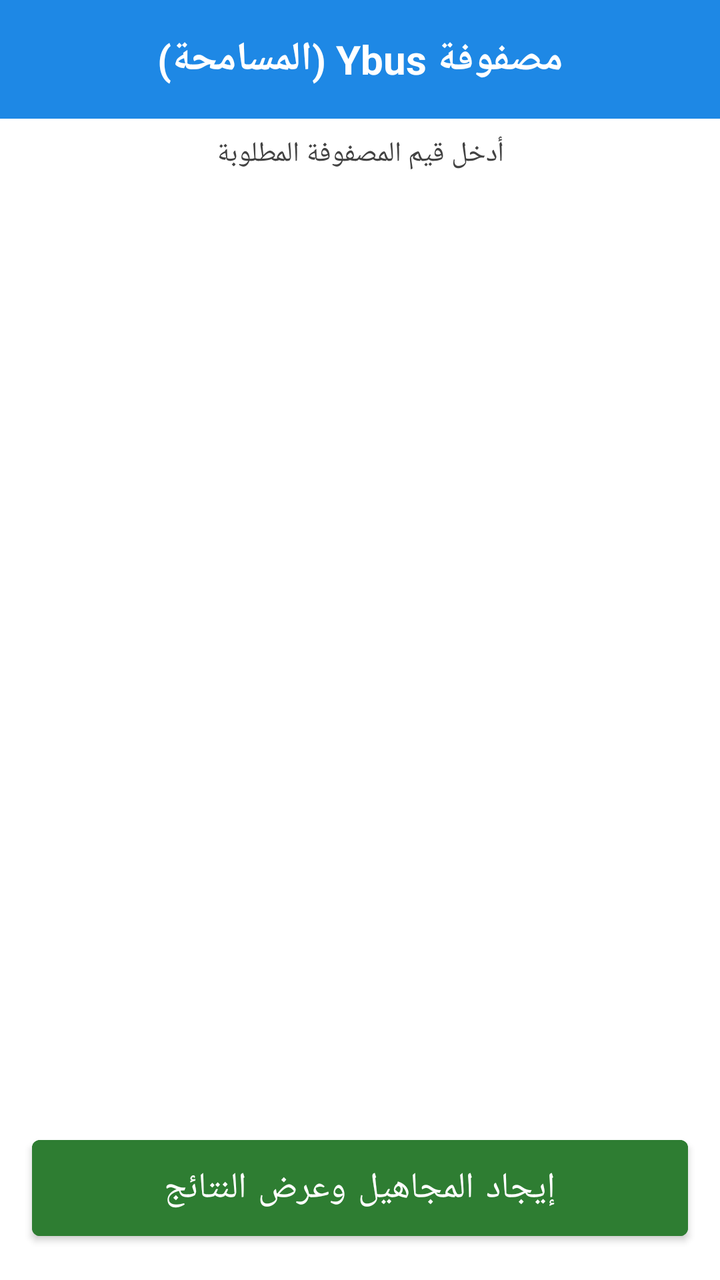
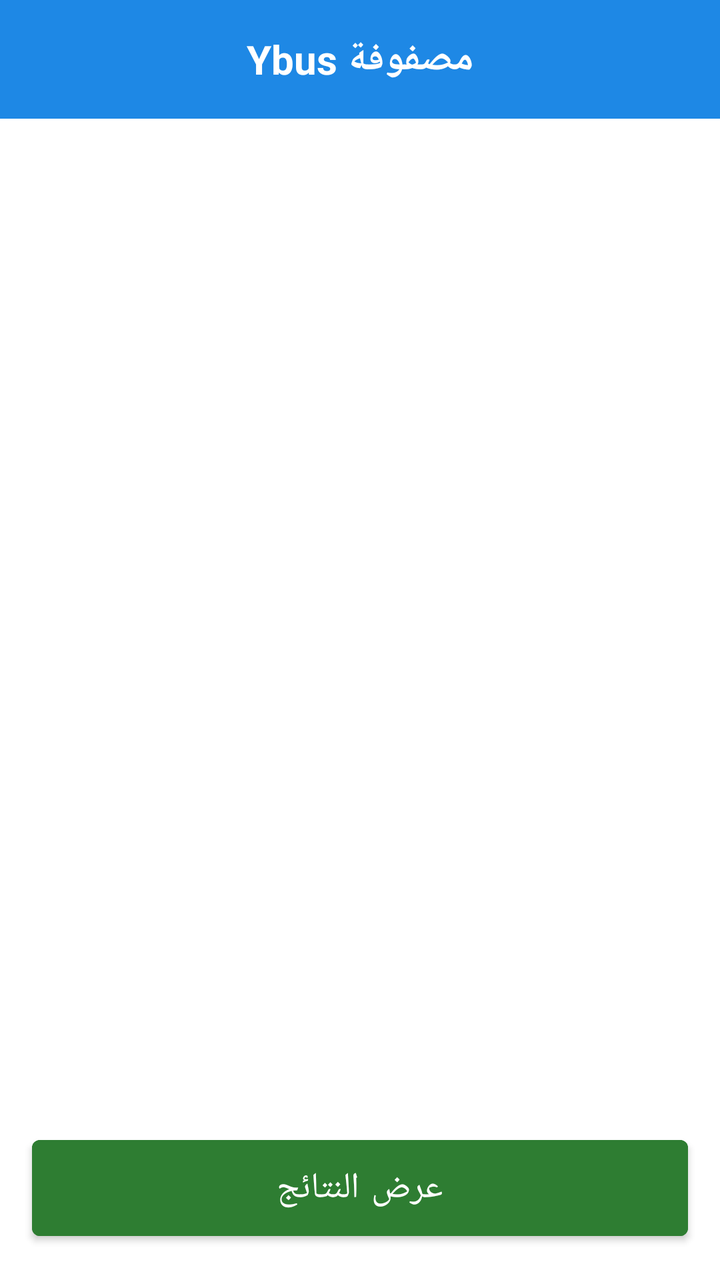

Two renders of the same Android screen: before a commit and after it. Below are the layout's source before the change and the commit's diff.
<!-- AndroidManifest.xml: application theme Theme.LoadFlowApp -->
<!-- res/layout/activity_ybus.xml -->
<?xml version="1.0" encoding="utf-8"?>
<LinearLayout xmlns:android="http://schemas.android.com/apk/res/android"
    android:layout_width="match_parent"
    android:layout_height="match_parent"
    android:orientation="vertical"
    android:background="@color/backgroundColor">
    
    <TextView
        android:layout_width="match_parent"
        android:layout_height="wrap_content"
        android:text="مصفوفة Ybus (المسامحة)"
        android:textSize="20sp"
        android:textStyle="bold"
        android:textColor="#FFFFFF"
        android:background="@color/primaryColor"
        android:padding="16dp"
        android:gravity="center"/>

    <TextView
        android:layout_width="match_parent"
        android:layout_height="wrap_content"
        android:text="أدخل قيم المصفوفة المطلوبة"
        android:textSize="14sp"
        android:textColor="@color/textColorSecondary"
        android:padding="8dp"
        android:gravity="center"/>

    <ScrollView
        android:layout_width="match_parent"
        android:layout_height="0dp"
        android:layout_weight="1"
        android:padding="16dp">
        <HorizontalScrollView
            android:layout_width="wrap_content"
            android:layout_height="wrap_content">
            
            <GridLayout
                android:id="@+id/ybus_grid"
                android:layout_width="wrap_content"
                android:layout_height="wrap_content"
                android:padding="8dp"/>
                
        </HorizontalScrollView>
    </ScrollView>

    <Button
        android:id="@+id/btn_solve"
        android:layout_width="match_parent"
        android:layout_height="60dp"
        android:layout_margin="16dp"
        android:text="إيجاد المجاهيل وعرض النتائج"
        android:textSize="18sp"
        android:backgroundTint="@color/successColor"/>
</LinearLayout>
<!-- resources referenced by this layout -->
<resources>
  <color name="backgroundColor">#FFFFFF</color>
  <color name="primaryColor">#1E88E5</color>
  <color name="successColor">#2E7D32</color>
  <color name="textColorSecondary">#424242</color>
  <style name="Theme.LoadFlowApp" parent="Theme.MaterialComponents.Light.NoActionBar">
          <item name="colorPrimary">@color/primaryColor</item>
          <item name="colorPrimaryDark">@color/primaryDarkColor</item>
          <item name="colorAccent">@color/secondaryColor</item>
          <item name="android:statusBarColor">@color/primaryDarkColor</item>
          <item name="android:textColor">@color/textColorPrimary</item>
      </style>
  <color name="primaryDarkColor">#1565C0</color>
  <color name="secondaryColor">#FFB300</color>
  <color name="textColorPrimary">#000000</color>
</resources>

<!-- the commit's change to res/layout/activity_ybus.xml (unified diff, before → after) -->
@@ -8,21 +8,12 @@
     <TextView
         android:layout_width="match_parent"
         android:layout_height="wrap_content"
-        android:text="مصفوفة Ybus (المسامحة)"
+        android:text="مصفوفة Ybus"
         android:textSize="20sp"
         android:textStyle="bold"
         android:textColor="#FFFFFF"
         android:background="@color/primaryColor"
         android:padding="16dp"
-        android:gravity="center"/>
-
-    <TextView
-        android:layout_width="match_parent"
-        android:layout_height="wrap_content"
-        android:text="أدخل قيم المصفوفة المطلوبة"
-        android:textSize="14sp"
-        android:textColor="@color/textColorSecondary"
-        android:padding="8dp"
         android:gravity="center"/>
 
     <ScrollView
@@ -33,13 +24,11 @@
         <HorizontalScrollView
             android:layout_width="wrap_content"
             android:layout_height="wrap_content">
-            
             <GridLayout
                 android:id="@+id/ybus_grid"
                 android:layout_width="wrap_content"
                 android:layout_height="wrap_content"
                 android:padding="8dp"/>
-                
         </HorizontalScrollView>
     </ScrollView>
 
@@ -48,7 +37,7 @@
         android:layout_width="match_parent"
         android:layout_height="60dp"
         android:layout_margin="16dp"
-        android:text="إيجاد المجاهيل وعرض النتائج"
+        android:text="عرض النتائج"
         android:textSize="18sp"
         android:backgroundTint="@color/successColor"/>
 </LinearLayout>
<!-- resource entries referenced after the edit -->
@@ -3,7 +3,6 @@
   <color name="backgroundColor">#FFFFFF</color>
   <color name="primaryColor">#1E88E5</color>
   <color name="successColor">#2E7D32</color>
-  <color name="textColorSecondary">#424242</color>
   <style name="Theme.LoadFlowApp" parent="Theme.MaterialComponents.Light.NoActionBar">
           <item name="colorPrimary">@color/primaryColor</item>
           <item name="colorPrimaryDark">@color/primaryDarkColor</item>
